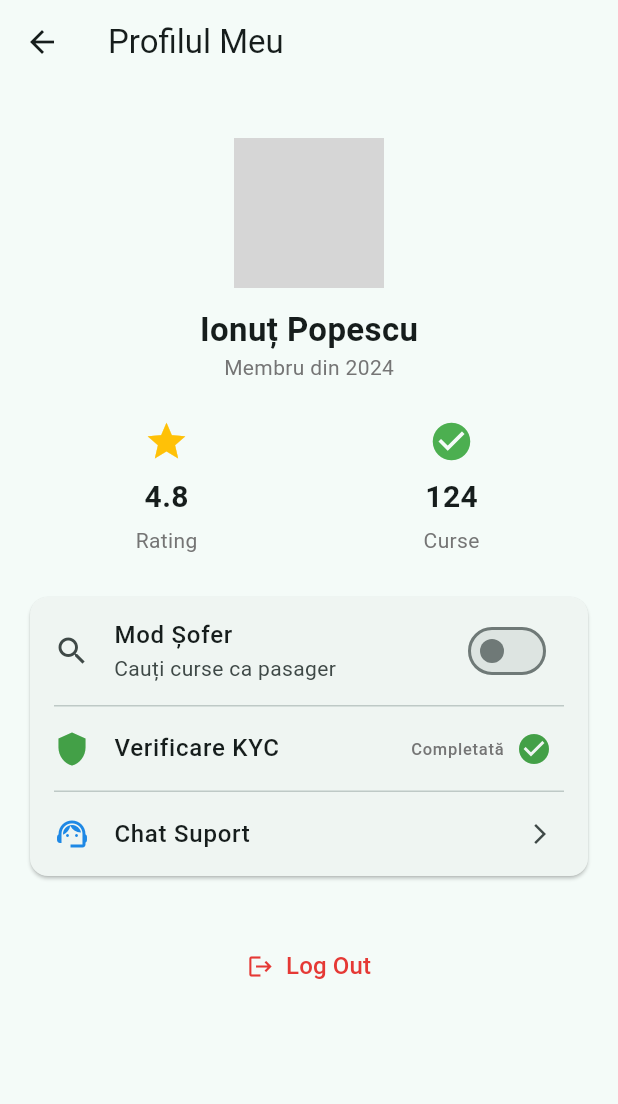
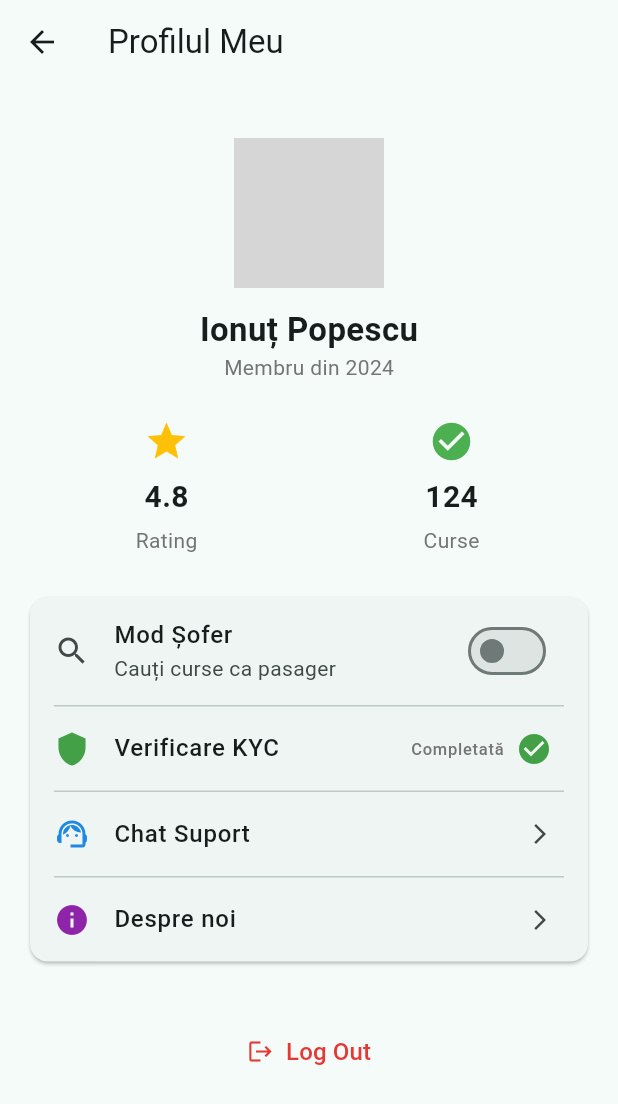
Before and after one commit to ionutradu252/commute, a Flutter app: the screen it shows after launch, after a tap on "Login", after a tap on the "person outline" icon, on a phone screen of 412 x 824 dp. Shown: the top 1104 px of the screen. Run offline on Flutter 3.47's test engine with Material 3 defaults, Android fonts, the light colour scheme and no system bars; our stand-ins replace firebase_core, flutter_rating_bar, geocoding, geolocator, google_maps_flutter, google_places_flutter and 2 more; missing offline and left inert: flutter_polyline_points; accounts and stored records are empty; network calls fail; grey boxes are pictures that could not be loaded.

Commit message:
final_day2

```diff
--- a/openhack_commute/lib/main.dart
+++ b/openhack_commute/lib/main.dart
@@ -1,7 +1,7 @@
 import 'package:flutter/material.dart';
 import 'package:flutter/services.dart';
 import 'package:firebase_core/firebase_core.dart';
-import 'package:openhack_commute/screens/login_screen.dart';
+import 'package:openhack_commute/screens/login_screen.dart'; // Make sure this path is correct
 import 'firebase_options.dart';
 
 void main() async {
@@ -47,30 +47,66 @@ class _SplashScreenState extends State<SplashScreen> {
   void initState() {
     super.initState();
     Future.delayed(const Duration(seconds: 2), () {
+      // --- MODIFICATION: Replaced navigation with a PageRouteBuilder ---
       Navigator.pushReplacement(
         context,
-        MaterialPageRoute(builder: (_) => const LoginScreen()),
+        // This creates a fade transition instead of the default slide
+        PageRouteBuilder(
+          pageBuilder: (context, animation, secondaryAnimation) =>
+              const LoginScreen(),
+          transitionsBuilder: (context, animation, secondaryAnimation, child) {
+            return FadeTransition(
+              opacity: animation,
+              child: child,
+            );
+          },
+          transitionDuration: const Duration(milliseconds: 600), // Adjust speed
+        ),
       );
+      // --- END OF MODIFICATION ---
     });
   }
 
   @override
   Widget build(BuildContext context) {
     return Scaffold(
-      backgroundColor: Colors.teal,
-      body: const Center(
-        child: Column(
-          mainAxisSize: MainAxisSize.min,
-          children: [
-            Icon(Icons.directions_car, color: Colors.white, size: 90),
-            SizedBox(height: 16),
-            Text("Commute",
-                style: TextStyle(
-                    color: Colors.white,
-                    fontSize: 30,
-                    fontWeight: FontWeight.bold)),
-          ],
-        ),
+      // --- MODIFICARE: Folosim Stack pentru a pune imaginea de fundal ---
+      body: Stack(
+        fit: StackFit.expand,
+        children: [
+          // 1. Imaginea de fundal (folosește assets/bg.png sau o altă imagine mare)
+          // Presupunând că ai o imagine de fundal locală numită 'bg_splash.jpg'
+          Image.asset(
+            'assets/bg.png', // ASIGURĂ-TE că ai acest fișier în assets/
+            fit: BoxFit.cover,
+            // Adăugăm un filtru pentru estompare și întunecare
+            colorBlendMode: BlendMode.darken,
+            color: Colors.black.withOpacity(0.6),
+          ),
+
+          // 2. Logo-ul (centrat)
+          Center(
+            child: Column(
+              mainAxisSize: MainAxisSize.min,
+              children: [
+                Hero(
+                  tag: 'logo-hero',
+                  child: Image.asset(
+                    'assets/logo.png', // Logo-ul tău principal
+                    width: 200.0,
+                    height: 200.0,
+                  ),
+                ),
+                // const SizedBox(height: 16),
+                // const Text("Commute",
+                //     style: TextStyle(
+                //         color: Colors.white,
+                //         fontSize: 30,
+                //         fontWeight: FontWeight.bold)),
+              ],
+            ),
+          ),
+        ],
       ),
     );
   }
--- a/openhack_commute/lib/screens/login_screen.dart
+++ b/openhack_commute/lib/screens/login_screen.dart
@@ -1,6 +1,5 @@
 import 'package:flutter/material.dart';
-import 'passenger_home_screen.dart'; // Importăm doar ecranul implicit
-// import 'driver_home_screen.dart'; // Nu mai este necesar aici
+import 'passenger_home_screen.dart'; // Make sure this path is correct
 
 class LoginScreen extends StatefulWidget {
   const LoginScreen({super.key});
@@ -20,19 +19,11 @@ class _LoginScreenState extends State<LoginScreen> {
     super.dispose();
   }
 
-  // --- AICI ESTE MODIFICAREA ---
   void _handleLogin() {
-    // Într-o aplicație reală, ai verifica emailul și parola cu Firebase Auth
-    // Pentru demo, facem pur și simplu login.
-
-    // String email = _emailController.text.trim().toLowerCase();
-
-    // Nu mai verificăm rolul aici. Trimitem utilizatorul la ecranul implicit (Pasager).
     Navigator.of(context).pushReplacement(
       MaterialPageRoute(builder: (context) => const PassengerHomeScreen()),
     );
   }
-  // --- SFÂRȘITUL MODIFICĂRII ---
 
   void _handleRegister() {
     print("Navighează la înregistrare");
@@ -42,11 +33,16 @@ class _LoginScreenState extends State<LoginScreen> {
   Widget build(BuildContext context) {
     return Scaffold(
       body: Container(
-        decoration: const BoxDecoration(
-          gradient: LinearGradient(
-            colors: [Color(0xFF00695C), Color(0xFF26A69A)],
-            begin: Alignment.topLeft,
-            end: Alignment.bottomRight,
+        decoration: BoxDecoration(
+          image: DecorationImage(
+            // Asigură-te că numele fișierului este corect
+            image: const AssetImage('assets/bg.png'),
+            fit: BoxFit.cover,
+            // Aplicăm același filtru de estompare ca pe splash screen
+            colorFilter: ColorFilter.mode(
+              Colors.black.withOpacity(0.4),
+              BlendMode.darken,
+            ),
           ),
         ),
         child: Center(
@@ -55,18 +51,23 @@ class _LoginScreenState extends State<LoginScreen> {
             margin: const EdgeInsets.symmetric(horizontal: 32),
             shape:
                 RoundedRectangleBorder(borderRadius: BorderRadius.circular(20)),
+            color: Colors.white.withOpacity(0.8),
             child: Padding(
               padding: const EdgeInsets.all(24.0),
               child: Column(
                 mainAxisSize: MainAxisSize.min,
                 children: [
-                  const Icon(Icons.directions_car,
-                      size: 60, color: Colors.teal),
+                  // --- MODIFICATION: Wrapped Image in a matching Hero ---
+                  Hero(
+                    tag: 'logo-hero', // This tag MUST match the one on SplashScreen
+                    child: Image.asset(
+                      'assets/logo.png',
+                      width: 100.0,
+                      height: 100.0,
+                    ),
+                  ),
+                  // --- END OF MODIFICATION ---
                   const SizedBox(height: 16),
-                  const Text("Commute",
-                      style:
-                          TextStyle(fontSize: 24, fontWeight: FontWeight.bold)),
-                  const SizedBox(height: 24),
                   TextField(
                     controller: _emailController,
                     decoration: const InputDecoration(labelText: 'Email'),
@@ -80,7 +81,7 @@ class _LoginScreenState extends State<LoginScreen> {
                   ),
                   const SizedBox(height: 24),
                   ElevatedButton(
-                    onPressed: _handleLogin, // Funcția simplificată
+                    onPressed: _handleLogin,
                     style: ElevatedButton.styleFrom(
                       minimumSize: const Size(double.infinity, 45),
                     ),
--- a/openhack_commute/lib/screens/user_profile_screen.dart
+++ b/openhack_commute/lib/screens/user_profile_screen.dart
@@ -55,6 +55,34 @@ class _UserProfileScreenState extends State<UserProfileScreen> {
       (Route<dynamic> route) => false,
     );
   }
+
+  void _showAboutDialog() {
+  showDialog(
+    context: context,
+    builder: (context) => AlertDialog(
+      shape: RoundedRectangleBorder(borderRadius: BorderRadius.circular(16)),
+      title: const Text("Despre noi"),
+      content: Column(
+        mainAxisSize: MainAxisSize.min,
+        crossAxisAlignment: CrossAxisAlignment.start,
+        children: const [
+          Text("🏆 Eveniment: Openhack 2025"),
+          SizedBox(height: 8),
+          Text("👥 Echipa: IDCrew"),
+          SizedBox(height: 8),
+          Text("👤 Membri:\n- Radu Ionuț\n- Coman Cezar"),
+        ],
+      ),
+      actions: [
+        TextButton(
+          onPressed: () => Navigator.pop(context),
+          child: const Text("Închide"),
+          ),
+        ],
+      ),
+    );
+  }
+
 
   @override
   Widget build(BuildContext context) {
@@ -156,6 +184,14 @@ class _UserProfileScreenState extends State<UserProfileScreen> {
                     );
                   },
                 ),
+                const Divider(height: 1, indent: 16, endIndent: 16),
+                  ListTile(
+                    leading: Icon(Icons.info, color: Colors.purple[600]),
+                    title: const Text("Despre noi",
+                        style: TextStyle(fontWeight: FontWeight.w500)),
+                    trailing: const Icon(Icons.arrow_forward_ios, size: 16),
+                    onTap: _showAboutDialog,
+                  ),
               ],
             ),
           ),
--- a/openhack_commute/pubspec.yaml
+++ b/openhack_commute/pubspec.yaml
@@ -85,6 +85,11 @@ flutter:
   # included with your application, so that you can use the icons in
   # the material Icons class.
   uses-material-design: true
+  assets:
+      - assets/logo.png
+      - assets/logo_notext.png
+      - assets/bg.png
+      - assets/car.png
 
   # To add assets to your application, add an assets section, like this:
   # assets:
```
Also changed, not shown: openhack_commute/lib/screens/driver_home_screen.dart (+173 -112 lines), openhack_commute/lib/screens/driver_tracking_screen.dart (+10 -0 lines), openhack_commute/lib/screens/passenger_home_screen.dart (+0 -9 lines), openhack_commute/lib/screens/passenger_tracking_screen.dart (added, +245 -0 lines), openhack_commute/assets/bg.png (added), openhack_commute/assets/car.png (added), openhack_commute/assets/logo.png (added), openhack_commute/assets/logo_notext.png (added), 1 other file.
